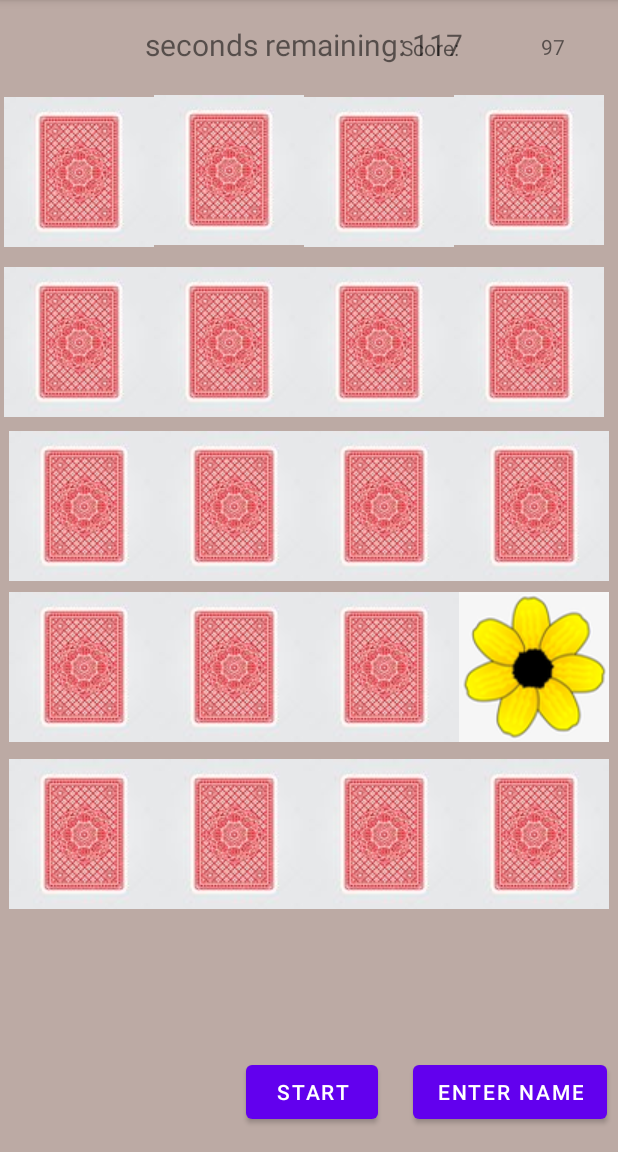
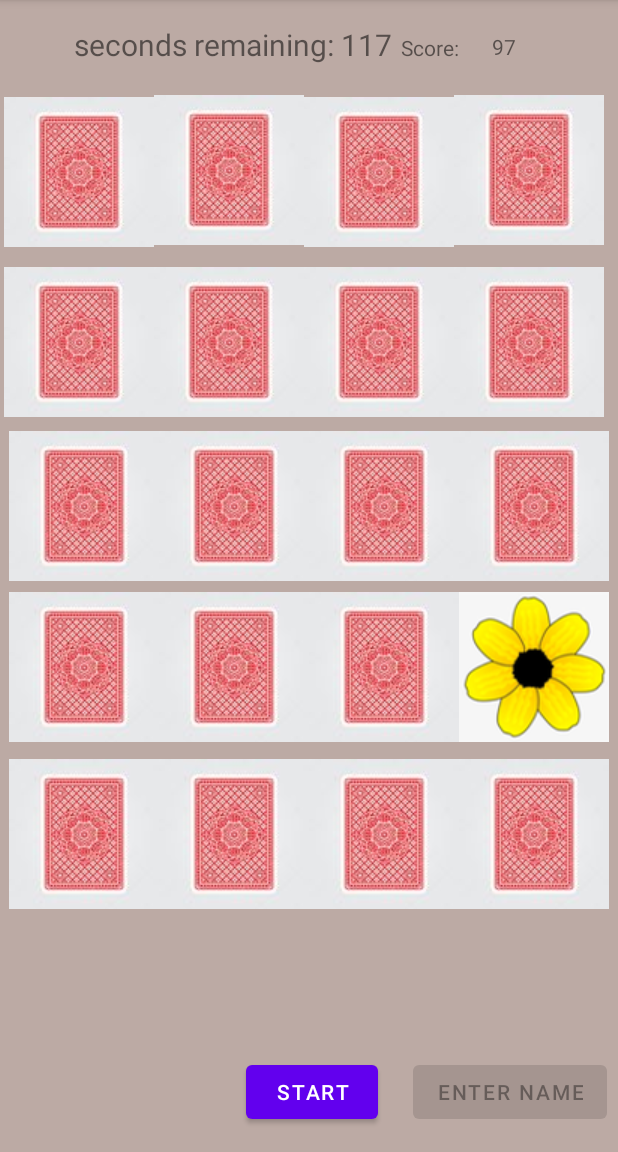
Before and after one commit to melyman95/MemoryGame, an Android app: the NormalGame screen opened directly, with no data from a screen before it, after a tap on an icon or button, on a phone screen of 412 x 824 dp, the part 84-1236 px from its top. Run offline under Robolectric (Android 15) with nearby library versions, the phone set to English and light mode, and no system bars; 1 other tap on this screen came first.

Commit message:
all game buttons are functional

```diff
--- a/app/src/main/java/com/example/memorygame/DbHelper.java
+++ b/app/src/main/java/com/example/memorygame/DbHelper.java
@@ -44,7 +44,7 @@ public class DbHelper extends SQLiteOpenHelper {
      */
     @Override
     public void onCreate(SQLiteDatabase db) {
-        String createTableStatement = "CREATE TABLE " + getScores() + " (" + getId() + " INTEGER PRIMARY KEY AUTOINCREMENT," +
+        String createTableStatement = "CREATE TABLE " + SCORE_TABLE + " (" + getId() + " INTEGER PRIMARY KEY AUTOINCREMENT," +
                 EnterNameFragment.getPlayerName() + " TEXT, " + EasyGame.getPlayerScore() + " INTEGER)";
         db.execSQL(createTableStatement);
     }
--- a/app/src/main/java/com/example/memorygame/NormalGame.java
+++ b/app/src/main/java/com/example/memorygame/NormalGame.java
@@ -61,7 +61,7 @@ public class NormalGame extends AppCompatActivity {
         Collections.shuffle(Arrays.asList(playingCards));
 
         TextView timerText = findViewById(R.id.normalTimerText);
-        timerText.setText(String.valueOf(NormalGame.getTIME_LIMIT()));
+        timerText.setText("");
         TextView scoreText = findViewById(R.id.playerScoreNormal);
         scoreText.setText(String.valueOf(playerScore));
 
@@ -96,6 +96,9 @@ public class NormalGame extends AppCompatActivity {
             gameButtons[i].setOnClickListener(new View.OnClickListener() {
                 @Override
                 public void onClick(View v) {
+                    new Thread(new Runnable() {
+                        @Override
+                        public void run() {
                             if ((Integer)gameButtons[finalI].getTag() == R.drawable.cardback && clicked < 2) {
                                 gameButtons[finalI].setImageResource(playingCards[finalI]);
                                 gameButtons[finalI].setTag(playingCards[finalI]);
@@ -116,6 +119,8 @@ public class NormalGame extends AppCompatActivity {
                                 }
                             }
                         }
+                    }).start();
+                }
             });
         }
 
@@ -126,13 +131,19 @@ public class NormalGame extends AppCompatActivity {
             public void onTick(long millisUntilFinished) {
                 normalTimerText = findViewById(R.id.normalTimerText);
                 normalTimerText.setText("seconds remaining: " + millisUntilFinished / 1000);
+                if (playerScore > 0) {
                     playerScore -= 1;
+                }
+                else if (playerScore <= 0) {
+                    playerScore += 0;
+                }
                 scoreText.setText(String.valueOf(getPlayerScore()));
 
                 if (gameEnd()) {
                     if (gameTimer != null) {
                         gameTimer.cancel();
                         gameTimer = null;
+                        enterNameButton.setEnabled(true);
                     }
                 }
             }
@@ -141,17 +152,21 @@ public class NormalGame extends AppCompatActivity {
             public void onFinish() {
                 disableInput();
                 normalTimerText.setText("Time's up!");
+                enterNameButton.setEnabled(true);
             }
         };
 
         startTimerButton.setOnClickListener(new View.OnClickListener() {
             @Override
             public void onClick(View v) {
+                enableInput();
                 Reset();
                 enableInput();
                 gameTimer.start();
             }
         });
+        disableInput();
+        enterNameButton.setEnabled(false);
     }
 
     public void disableInput() {
--- a/app/src/main/res/layout/activity_normal_game.xml
+++ b/app/src/main/res/layout/activity_normal_game.xml
@@ -190,11 +190,11 @@
         android:id="@+id/normalTimerText"
         android:layout_width="wrap_content"
         android:layout_height="wrap_content"
+        android:layout_marginStart="49dp"
         android:layout_marginTop="16dp"
         android:text="TextView"
         android:textSize="20sp"
-        app:layout_constraintEnd_toStartOf="@+id/imageViewNormal3"
-        app:layout_constraintStart_toStartOf="@+id/imageViewNormal3"
+        app:layout_constraintStart_toStartOf="parent"
         app:layout_constraintTop_toTopOf="parent" />
 
     <Button
@@ -203,8 +203,8 @@
         android:layout_height="wrap_content"
         android:layout_marginEnd="7dp"
         android:layout_marginBottom="16dp"
+        android:onClick="enterName"
         android:text="Enter Name"
-        android:onClick="enterName"
         app:layout_constraintBottom_toBottomOf="parent"
         app:layout_constraintEnd_toEndOf="parent" />
 
@@ -250,8 +250,10 @@
         android:text="TextView"
         app:layout_constraintBottom_toTopOf="@+id/imageViewNormal4"
         app:layout_constraintEnd_toEndOf="parent"
+        app:layout_constraintHorizontal_bias="0.117"
         app:layout_constraintStart_toEndOf="@+id/normalTimerText"
-        app:layout_constraintTop_toTopOf="parent" />
+        app:layout_constraintTop_toTopOf="parent"
+        app:layout_constraintVertical_bias="0.0" />
 
     <TextView
         android:id="@+id/scoreSubText"
```
Also changed, not shown: app/src/main/java/com/example/memorygame/EasyGame.java (+21 -2 lines). Lines whose indentation alone changed are shown as unchanged.
